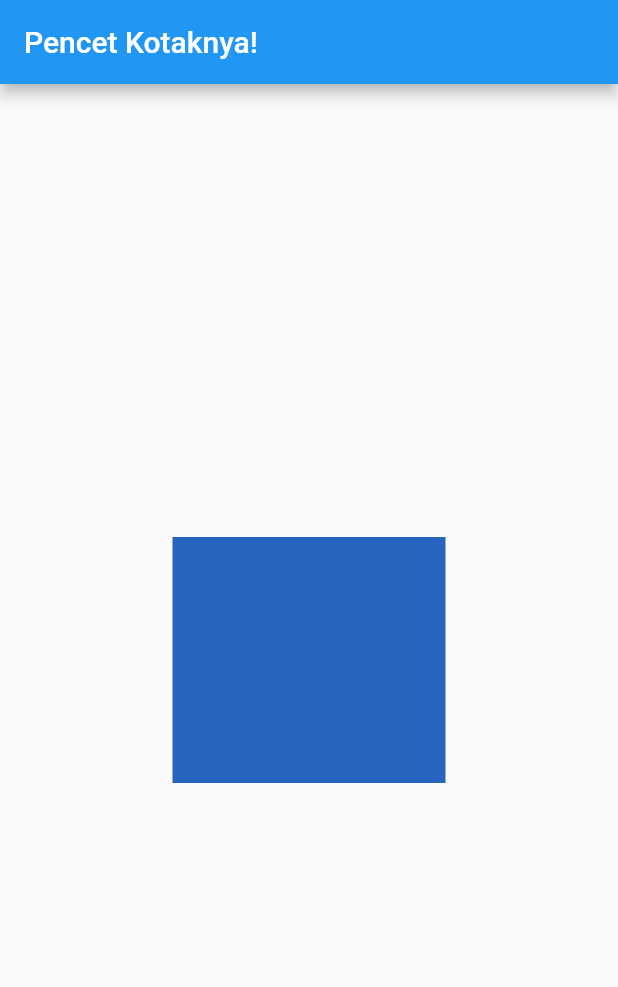
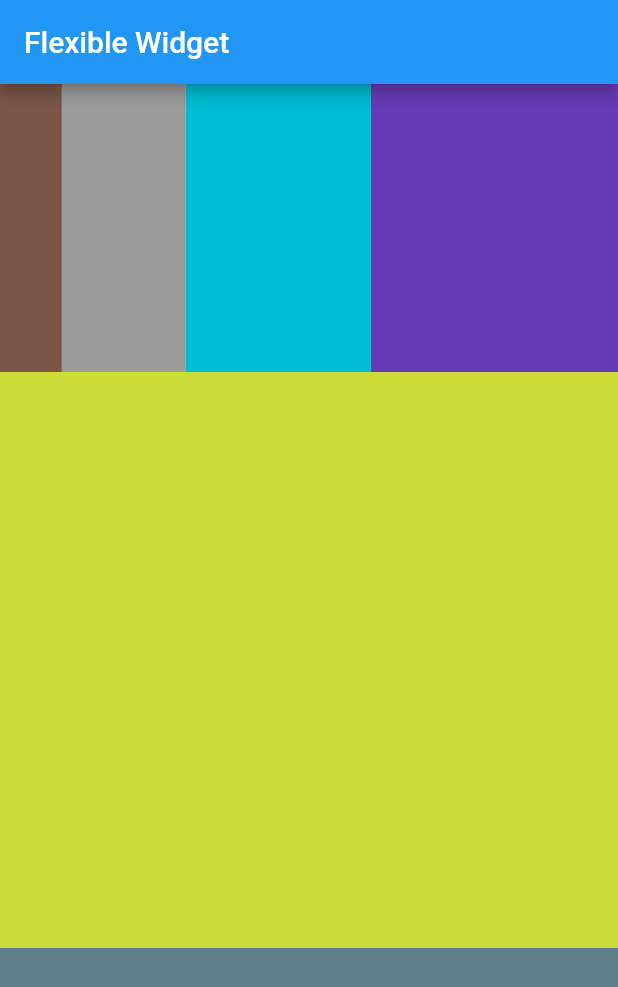
Before and after one commit to mindatama/GIT, a Flutter app: the screen it shows after launch, on a phone screen of 412 x 824 dp. Shown: the top 987 px of the screen. Run offline on Flutter 3.47's test engine with Material 2 defaults, Android fonts, the phone set to English and light mode, and no system bars.

Commit message:
hello_world_flutter ganti contoh flexible widget

```diff
--- a/hello_world_flutter/lib/main.dart
+++ b/hello_world_flutter/lib/main.dart
@@ -6,34 +6,30 @@ void main() {
   runApp(Myapp());
 }
 
-class Myapp extends StatefulWidget {
-  @override
-  _MyappState createState() => _MyappState();
-}
-
-class _MyappState extends State<Myapp> {
-  Random ra = Random();
-
+class Myapp extends StatelessWidget {
   @override
   Widget build(BuildContext context) {
     return MaterialApp(
       home: Scaffold(
         appBar: AppBar(
-          title: Text("Pencet Kotaknya!"),
+          title: Text("Flexible Widget"),
         ),
-        body: Center(
-          child: GestureDetector(
-            onTap: () {
-              setState(() {});
-            },
-            child: AnimatedContainer(
-              color: Color.fromARGB(
-                  255, ra.nextInt(255), ra.nextInt(256), ra.nextInt(256)),
-              duration: Duration(seconds: 1),
-              width: 50.0 + ra.nextInt(201),
-              height: 50.0 + ra.nextInt(201),
-            ),
-          ),
+        body: Column(
+          children: <Widget>[
+            Flexible(
+                flex: 1,
+                child: Row(
+                  children: <Widget>[
+                    Flexible(flex: 1, child: Container(color: Colors.brown)),
+                    Flexible(flex: 2, child: Container(color: Colors.black38)),
+                    Flexible(flex: 3, child: Container(color: Colors.cyan)),
+                    Flexible(
+                        flex: 4, child: Container(color: Colors.deepPurple)),
+                  ],
+                )),
+            Flexible(flex: 2, child: Container(color: Colors.lime)),
+            Flexible(flex: 1, child: Container(color: Colors.blueGrey)),
+          ],
         ),
       ),
     );
```
